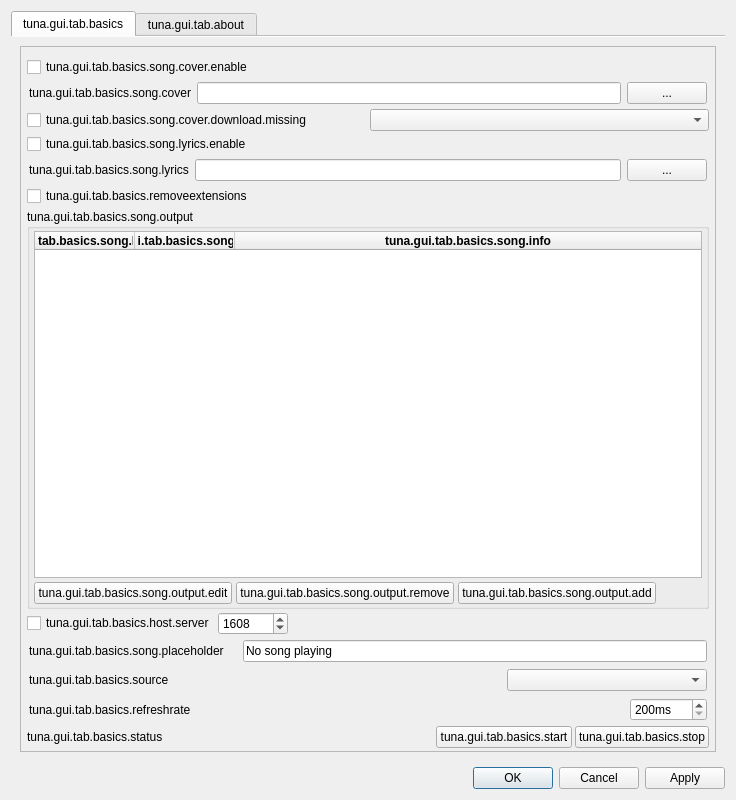
Above: src/gui/tuna_gui.ui from univrsal/tuna before the change. Below: the same form after it.
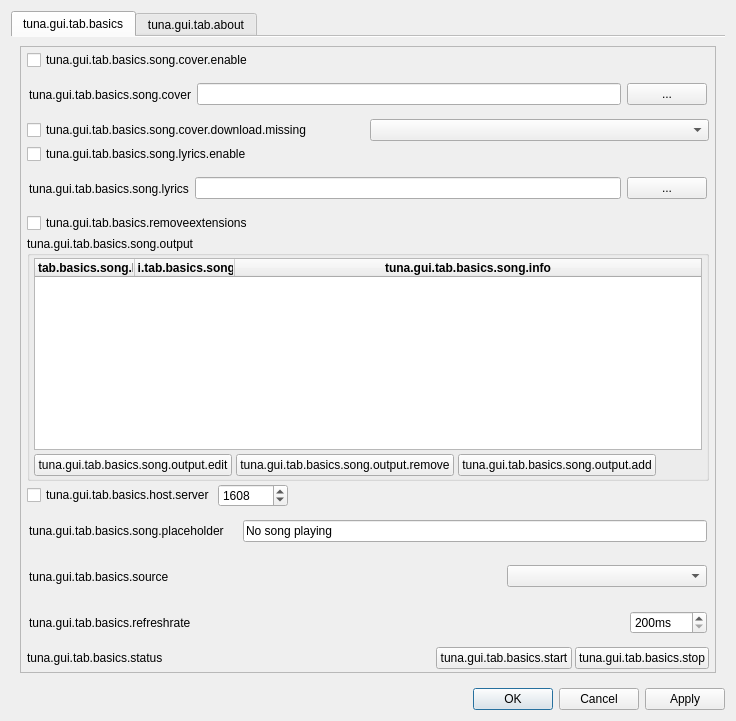
That is the form after the change. Icons and pictures are not drawn.

Commit message: UI: Shrink basic tab even more

The edit to the form file:
```diff
--- a/src/gui/tuna_gui.ui
+++ b/src/gui/tuna_gui.ui
@@ -7,7 +7,7 @@
     <x>0</x>
     <y>0</y>
     <width>736</width>
-    <height>800</height>
+    <height>721</height>
    </rect>
   </property>
   <property name="sizePolicy">
@@ -19,7 +19,7 @@
   <property name="minimumSize">
    <size>
     <width>550</width>
-    <height>0</height>
+    <height>400</height>
    </size>
   </property>
   <property name="windowTitle">
@@ -69,7 +69,7 @@
             <x>0</x>
             <y>0</y>
             <width>698</width>
-            <height>702</height>
+            <height>623</height>
            </rect>
           </property>
           <layout class="QVBoxLayout" name="verticalLayout_5">
@@ -88,30 +88,6 @@
            <property name="bottomMargin">
             <number>3</number>
            </property>
-           <item>
-            <widget class="QFrame" name="frame_song_path">
-             <property name="frameShape">
-              <enum>QFrame::NoFrame</enum>
-             </property>
-             <property name="frameShadow">
-              <enum>QFrame::Raised</enum>
-             </property>
-             <layout class="QHBoxLayout" name="horizontalLayout_5">
-              <property name="leftMargin">
-               <number>2</number>
-              </property>
-              <property name="topMargin">
-               <number>2</number>
-              </property>
-              <property name="rightMargin">
-               <number>2</number>
-              </property>
-              <property name="bottomMargin">
-               <number>2</number>
-              </property>
-             </layout>
-            </widget>
-           </item>
            <item>
             <widget class="QCheckBox" name="cb_dl_cover">
              <property name="text">
@@ -319,7 +295,7 @@
               <item>
                <widget class="QTableWidget" name="tbl_outputs">
                 <property name="sizePolicy">
-                 <sizepolicy hsizetype="Preferred" vsizetype="Expanding">
+                 <sizepolicy hsizetype="Minimum" vsizetype="Minimum">
                   <horstretch>0</horstretch>
                   <verstretch>0</verstretch>
                  </sizepolicy>
@@ -327,7 +303,13 @@
                 <property name="minimumSize">
                  <size>
                   <width>0</width>
-                  <height>0</height>
+                  <height>80</height>
+                 </size>
+                </property>
+                <property name="baseSize">
+                 <size>
+                  <width>0</width>
+                  <height>80</height>
                  </size>
                 </property>
                 <property name="editTriggers">
```
